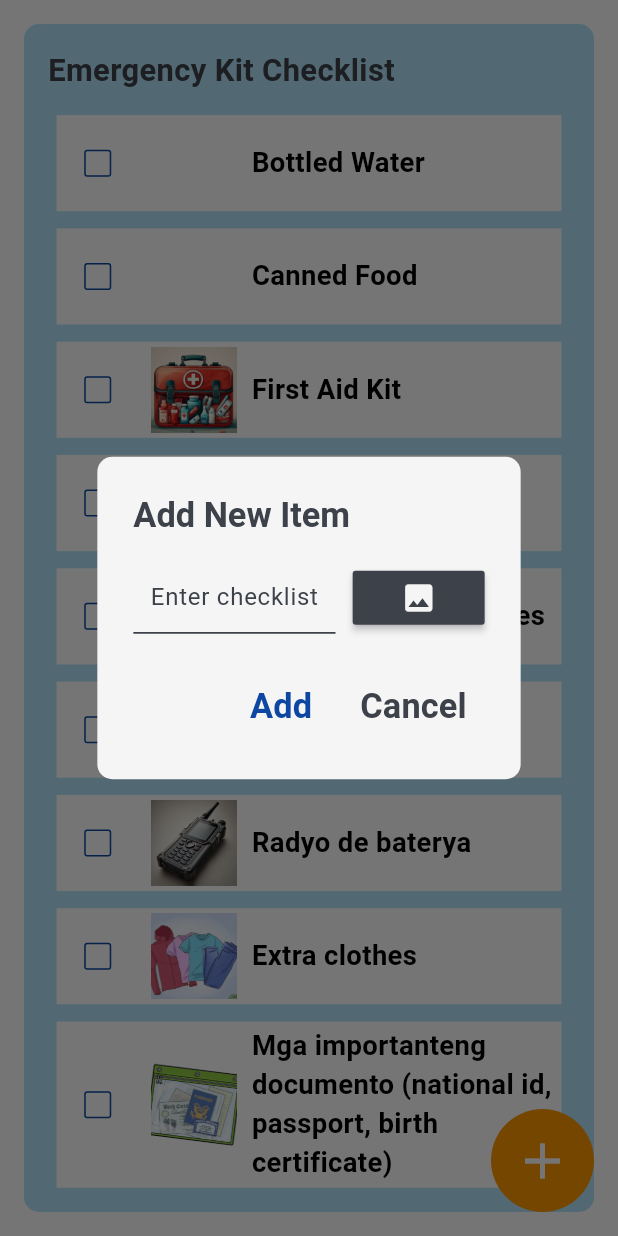
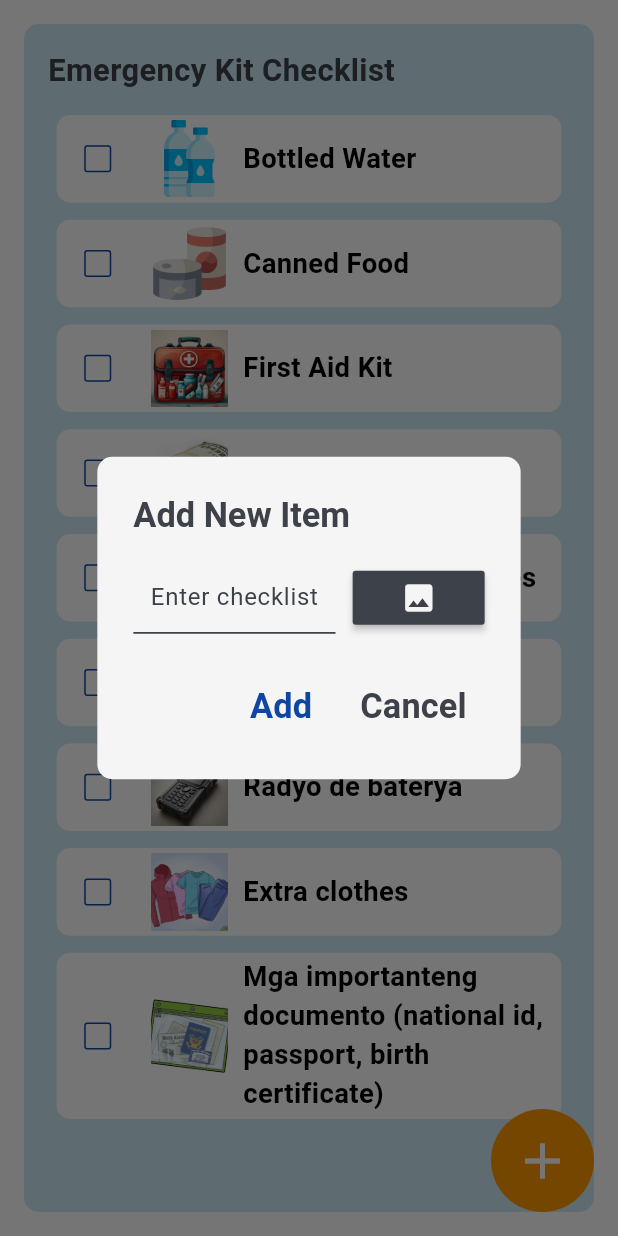
Before and after one commit to cent-ivan/CommuniHelp_App, a Flutter app: the Pcard screen opened directly, after a tap on the "add" icon, on a phone screen of 412 x 824 dp. Run offline on Flutter 3.47's test engine with Material 3 defaults, Android fonts, the phone set to English and light mode, and no system bars; drawn by our look-alikes of flutter_slidable; our stand-ins replace cloud_firestore, firebase_core, flutter_screenutil, image_picker; accounts and stored records are empty.

Commit message:
configure size and image of checklist

```diff
--- a/lib/ViewModels/emergency_kit_view_model.dart
+++ b/lib/ViewModels/emergency_kit_view_model.dart
@@ -4,8 +4,8 @@ import 'package:image_picker/image_picker.dart';
 
 class EmergencyKitViewModel extends ChangeNotifier {
   List<EmergencyKitModel> importantsList = [
-    EmergencyKitModel(title: 'Bottled Water', isChecked: false, imagePath: 'assets/images/dashboard/checklist_images/water.jpg'),
-    EmergencyKitModel(title: 'Canned Food', isChecked: false, imagePath: 'assets/images/dashboard/checklist_images/food.jpg'),
+    EmergencyKitModel(title: 'Bottled Water', isChecked: false, imagePath: 'assets/images/dashboard/checklist_images/water.png'),
+    EmergencyKitModel(title: 'Canned Food', isChecked: false, imagePath: 'assets/images/dashboard/checklist_images/food.png'),
     EmergencyKitModel(title: 'First Aid Kit', isChecked: false, imagePath: 'assets/images/dashboard/checklist_images/firstaid.jpg'),
     EmergencyKitModel(title: 'Extra cash', isChecked: false, imagePath: 'assets/images/dashboard/checklist_images/money.jpg'),
     EmergencyKitModel(title: 'Prescription medicines', isChecked: false, imagePath: 'assets/images/dashboard/checklist_images/medicine.jpg'),
--- a/lib/Views/Utility_Pages/Emergency_Kit/emergency_kit_components/checklist_item.dart
+++ b/lib/Views/Utility_Pages/Emergency_Kit/emergency_kit_components/checklist_item.dart
@@ -38,7 +38,8 @@ class ChecklistItem extends StatelessWidget {
 
         //Checkbox Container
         child: Container(
-          decoration: const BoxDecoration(
+          decoration:  BoxDecoration(
+            borderRadius: BorderRadiusDirectional.circular(8.r),
             color: Colors.white,
           ),
           padding: const EdgeInsets.all(3).r,
@@ -60,14 +61,14 @@ class ChecklistItem extends StatelessWidget {
                     ? image is String
                     ? Image.asset(
                   image,
-                  width: 50.r,
-                  height: 50.r,
+                  width: 45.r,
+                  height: 45.r,
                   fit: BoxFit.cover,
                 )
                     : Image.file(
                   File((image as XFile).path),
-                  width: 50.r,
-                  height: 50.r,
+                  width: 45.r,
+                  height: 45.r,
                   fit: BoxFit.cover,
                 )
                     : Container(
--- a/lib/Views/Utility_Pages/Emergency_Kit/emergency_kit_view.dart
+++ b/lib/Views/Utility_Pages/Emergency_Kit/emergency_kit_view.dart
@@ -70,7 +70,7 @@ class _PcardState extends State<Pcard> {
       body: Container(
         decoration: BoxDecoration(
           borderRadius: BorderRadius.circular(10),
-          color: Colors.lightBlue[100],
+          color: const Color(0x4D57BEE6),
         ),
         margin: const EdgeInsets.all(16.0),
         padding: const EdgeInsets.all(16.0),
```
